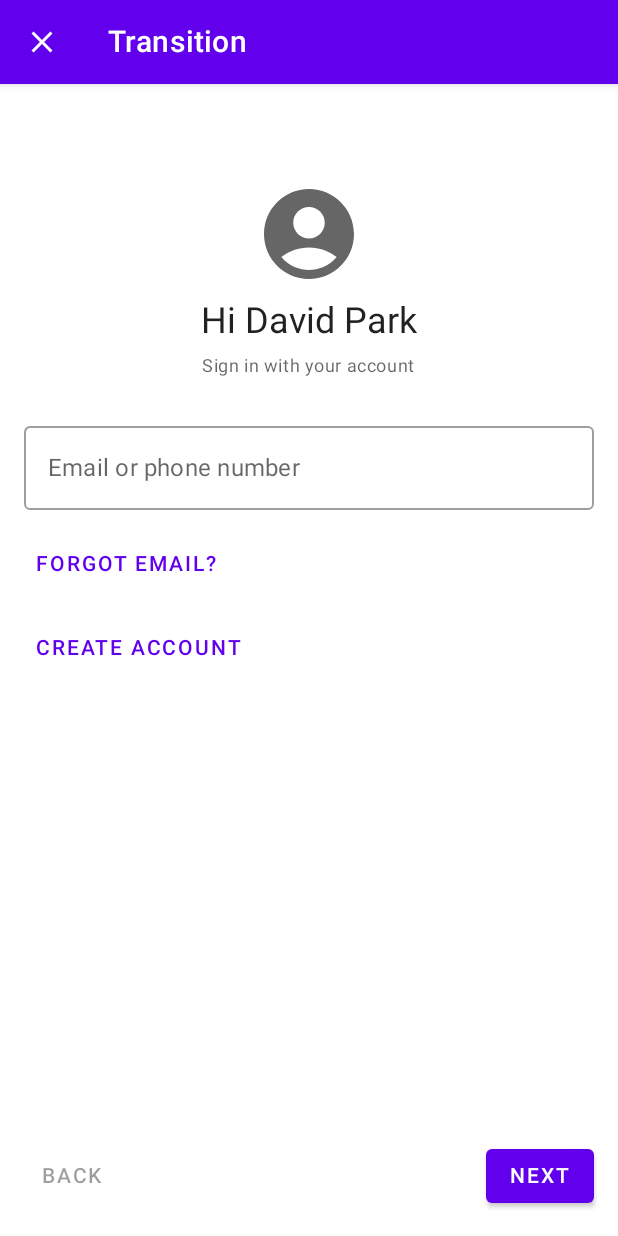
After one commit to fornewid/material-motion-compose, an Android app built with Jetpack Compose: the HoldScreen screen opened through its navigation route, on a phone screen of 412 x 824 dp. The commit adds this screen. Run offline under Robolectric (Android 15) with nearby library versions, the phone set to English and light mode, and no system bars; our stand-ins replace constraintlayout-compose.

Commit message:
Add hold sample

```diff
--- a/sample/src/main/java/soup/compose/material/motion/sample/ui/HomeScreen.kt
+++ b/sample/src/main/java/soup/compose/material/motion/sample/ui/HomeScreen.kt
@@ -134,6 +134,7 @@ private val HomeMenu.title: String
         HomeMenu.FadeThrough -> "Fade Through"
         HomeMenu.Fade -> "Fade"
         HomeMenu.Crossfade -> "Crossfade"
+        HomeMenu.Hold -> "Hold"
     }
 
 private val HomeMenu.description: String
@@ -146,6 +147,7 @@ private val HomeMenu.description: String
         HomeMenu.FadeThrough -> "FadeThroughScreen"
         HomeMenu.Fade -> "FadeScreen"
         HomeMenu.Crossfade -> "CrossfadeScreen"
+        HomeMenu.Hold -> "HoldScreen"
     }
 
 enum class HomeMenu {
@@ -155,7 +157,8 @@ enum class HomeMenu {
     SharedAxisZ,
     FadeThrough,
     Fade,
-    Crossfade
+    Crossfade,
+    Hold
 }
 
 @Preview(showBackground = true)
--- a/sample/src/main/java/soup/compose/material/motion/sample/ui/NavGraph.kt
+++ b/sample/src/main/java/soup/compose/material/motion/sample/ui/NavGraph.kt
@@ -27,6 +27,7 @@ import soup.compose.material.motion.sample.ui.MainDestinations.CROSSFADE_ROUTE
 import soup.compose.material.motion.sample.ui.MainDestinations.DEMO_ROUTE
 import soup.compose.material.motion.sample.ui.MainDestinations.FADE_ROUTE
 import soup.compose.material.motion.sample.ui.MainDestinations.FADE_THROUGH_ROUTE
+import soup.compose.material.motion.sample.ui.MainDestinations.HOLD_ROUTE
 import soup.compose.material.motion.sample.ui.MainDestinations.HOME_ROUTE
 import soup.compose.material.motion.sample.ui.MainDestinations.SHARED_AXIS_X_ROUTE
 import soup.compose.material.motion.sample.ui.MainDestinations.SHARED_AXIS_Y_ROUTE
@@ -35,6 +36,7 @@ import soup.compose.material.motion.sample.ui.crossfade.CrossfadeScreen
 import soup.compose.material.motion.sample.ui.demo.DemoScreen
 import soup.compose.material.motion.sample.ui.fade.FadeScreen
 import soup.compose.material.motion.sample.ui.fadethrough.FadeThroughScreen
+import soup.compose.material.motion.sample.ui.hold.HoldScreen
 import soup.compose.material.motion.sample.ui.sharedaxis.SharedAxisScreen
 
 private object MainDestinations {
@@ -46,6 +48,7 @@ private object MainDestinations {
     const val FADE_THROUGH_ROUTE = "fade_through"
     const val FADE_ROUTE = "fade"
     const val CROSSFADE_ROUTE = "crossfade"
+    const val HOLD_ROUTE = "hold"
 }
 
 @Composable
@@ -71,6 +74,7 @@ fun NavGraph(
                         HomeMenu.FadeThrough -> actions.goToFadeThrough()
                         HomeMenu.Fade -> actions.goToFade()
                         HomeMenu.Crossfade -> actions.goToCrossfade()
+                        HomeMenu.Hold -> actions.goToHold()
                     }
                 }
             )
@@ -95,6 +99,9 @@ fun NavGraph(
         }
         composable(CROSSFADE_ROUTE) {
             CrossfadeScreen(actions.upPress)
+        }
+        composable(HOLD_ROUTE) {
+            HoldScreen(actions.upPress)
         }
     }
 }
@@ -123,4 +130,7 @@ private class MainActions(navController: NavHostController) {
     val goToCrossfade: () -> Unit = {
         navController.navigate(CROSSFADE_ROUTE)
     }
+    val goToHold: () -> Unit = {
+        navController.navigate(HOLD_ROUTE)
+    }
 }
--- /dev/null
+++ b/sample/src/main/java/soup/compose/material/motion/sample/ui/hold/HoldContents.kt
@@ -0,0 +1,206 @@
+/*
+ * Copyright 2021 SOUP
+ *
+ * Licensed under the Apache License, Version 2.0 (the "License");
+ * you may not use this file except in compliance with the License.
+ * You may obtain a copy of the License at
+ *
+ *     https://www.apache.org/licenses/LICENSE-2.0
+ *
+ * Unless required by applicable law or agreed to in writing, software
+ * distributed under the License is distributed on an "AS IS" BASIS,
+ * WITHOUT WARRANTIES OR CONDITIONS OF ANY KIND, either express or implied.
+ * See the License for the specific language governing permissions and
+ * limitations under the License.
+ */
+package soup.compose.material.motion.sample.ui.hold
+
+import androidx.compose.foundation.layout.Box
+import androidx.compose.foundation.layout.Column
+import androidx.compose.foundation.layout.PaddingValues
+import androidx.compose.foundation.layout.Spacer
+import androidx.compose.foundation.layout.fillMaxSize
+import androidx.compose.foundation.layout.fillMaxWidth
+import androidx.compose.foundation.layout.padding
+import androidx.compose.foundation.layout.requiredHeight
+import androidx.compose.foundation.layout.requiredSize
+import androidx.compose.foundation.layout.size
+import androidx.compose.material.Button
+import androidx.compose.material.ContentAlpha
+import androidx.compose.material.Icon
+import androidx.compose.material.LocalAbsoluteElevation
+import androidx.compose.material.LocalContentColor
+import androidx.compose.material.LocalElevationOverlay
+import androidx.compose.material.MaterialTheme
+import androidx.compose.material.OutlinedTextField
+import androidx.compose.material.Scaffold
+import androidx.compose.material.Surface
+import androidx.compose.material.Switch
+import androidx.compose.material.SwitchDefaults
+import androidx.compose.material.Text
+import androidx.compose.material.TextButton
+import androidx.compose.material.icons.Icons
+import androidx.compose.material.icons.filled.AccountCircle
+import androidx.compose.runtime.Composable
+import androidx.compose.runtime.mutableStateOf
+import androidx.compose.runtime.remember
+import androidx.compose.ui.Alignment
+import androidx.compose.ui.Modifier
+import androidx.compose.ui.text.style.TextAlign
+import androidx.compose.ui.unit.dp
+import soup.compose.material.motion.sample.ui.widget.DefaultTopAppBar
+
+@Composable
+fun HoldScaffold(
+    upPress: () -> Unit,
+    forward: Boolean,
+    onForwardChanged: (Boolean) -> Unit,
+    content: @Composable (PaddingValues) -> Unit,
+) {
+    Scaffold(
+        topBar = { DefaultTopAppBar(upPress) },
+        bottomBar = {
+            Box(
+                modifier = Modifier
+                    .fillMaxWidth()
+                    .padding(all = 16.dp)
+            ) {
+                TextButton(
+                    onClick = { onForwardChanged(false) },
+                    modifier = Modifier.align(Alignment.BottomStart),
+                    enabled = forward
+                ) {
+                    Text(text = "Back".toUpperCase())
+                }
+                Button(
+                    onClick = { onForwardChanged(true) },
+                    modifier = Modifier.align(Alignment.BottomEnd),
+                    enabled = forward.not()
+                ) {
+                    Text(text = "Next".toUpperCase())
+                }
+            }
+        },
+        content = content
+    )
+}
+
+@Composable
+fun HoldContents(forward: Boolean) {
+    Surface(
+        modifier = Modifier
+            .fillMaxSize()
+            .padding(all = 16.dp)
+    ) {
+        if (forward) {
+            HoldForwardContents()
+        } else {
+            HoldBackwardContents()
+        }
+    }
+}
+
+@Composable
+private fun HoldBackwardContents() {
+    Column {
+        Spacer(modifier = Modifier.requiredHeight(48.dp))
+        Icon(
+            Icons.Default.AccountCircle,
+            contentDescription = null,
+            modifier = Modifier
+                .requiredSize(72.dp)
+                .align(Alignment.CenterHorizontally),
+            tint = LocalContentColor.current.copy(alpha = ContentAlpha.medium)
+        )
+        Spacer(modifier = Modifier.requiredHeight(8.dp))
+        Text(
+            "Hi David Park",
+            modifier = Modifier.align(Alignment.CenterHorizontally),
+            style = MaterialTheme.typography.h5
+        )
+        Spacer(modifier = Modifier.requiredHeight(8.dp))
+        Text(
+            "Sign in with your account",
+            modifier = Modifier.align(Alignment.CenterHorizontally),
+            color = LocalContentColor.current.copy(alpha = ContentAlpha.medium),
+            style = MaterialTheme.typography.caption
+        )
+        Spacer(modifier = Modifier.requiredHeight(24.dp))
+
+        val (emailOrPhoneNumber, onEmailOrPhoneNumberChanged) = remember { mutableStateOf("") }
+        OutlinedTextField(
+            value = emailOrPhoneNumber,
+            onValueChange = onEmailOrPhoneNumberChanged,
+            modifier = Modifier
+                .fillMaxWidth()
+                .align(Alignment.CenterHorizontally),
+            label = {
+                Text(text = "Email or phone number")
+            }
+        )
+        Spacer(modifier = Modifier.requiredHeight(12.dp))
+        TextButton(onClick = {}) {
+            Text(text = "Forgot email?".toUpperCase())
+        }
+        Spacer(modifier = Modifier.requiredHeight(8.dp))
+        TextButton(onClick = {}) {
+            Text(text = "Create account".toUpperCase())
+        }
+    }
+}
+
+@Composable
+private fun HoldForwardContents() {
+    Column {
+        Text(
+            "Streamline your courses",
+            modifier = Modifier.align(Alignment.CenterHorizontally),
+            style = MaterialTheme.typography.h6
+        )
+        Spacer(modifier = Modifier.requiredHeight(8.dp))
+        Text(
+            text = "Bundled categories appear as groups in your feed." +
+                " You can always change this later.",
+            textAlign = TextAlign.Center,
+            color = LocalContentColor.current.copy(alpha = ContentAlpha.medium),
+            style = MaterialTheme.typography.caption
+        )
+        Spacer(modifier = Modifier.requiredHeight(48.dp))
+        SwitchableItem(text = "Arts & Crafts")
+        Spacer(modifier = Modifier.requiredHeight(32.dp))
+        SwitchableItem(text = "Business")
+        Spacer(modifier = Modifier.requiredHeight(32.dp))
+        SwitchableItem(text = "Illustration")
+        Spacer(modifier = Modifier.requiredHeight(32.dp))
+        SwitchableItem(text = "Design")
+        Spacer(modifier = Modifier.requiredHeight(32.dp))
+        SwitchableItem(text = "Culinary")
+    }
+}
+
+@Composable
+private fun SwitchableItem(text: String) {
+    val (checked, onCheckedChange) = remember { mutableStateOf(false) }
+    Box(modifier = Modifier.fillMaxWidth()) {
+        Column(modifier = Modifier.align(Alignment.CenterStart)) {
+            Text(text = text)
+            Text(
+                text = if (checked) "Bundled" else "Shown individually",
+                color = LocalContentColor.current.copy(alpha = ContentAlpha.medium),
+                style = MaterialTheme.typography.caption
+            )
+        }
+        val color = MaterialTheme.colors.surface
+        val elevationOverlay = LocalElevationOverlay.current
+        val absoluteElevation = LocalAbsoluteElevation.current + 4.dp
+        val uncheckedThumbColor = elevationOverlay?.apply(color, absoluteElevation) ?: color
+        Switch(
+            checked = checked,
+            onCheckedChange = onCheckedChange,
+            modifier = Modifier
+                .size(48.dp)
+                .align(Alignment.CenterEnd),
+            colors = SwitchDefaults.colors(uncheckedThumbColor = uncheckedThumbColor)
+        )
+    }
+}
--- /dev/null
+++ b/sample/src/main/java/soup/compose/material/motion/sample/ui/hold/HoldScreen.kt
@@ -0,0 +1,71 @@
+/*
+ * Copyright 2021 SOUP
+ *
+ * Licensed under the Apache License, Version 2.0 (the "License");
+ * you may not use this file except in compliance with the License.
+ * You may obtain a copy of the License at
+ *
+ *     https://www.apache.org/licenses/LICENSE-2.0
+ *
+ * Unless required by applicable law or agreed to in writing, software
+ * distributed under the License is distributed on an "AS IS" BASIS,
+ * WITHOUT WARRANTIES OR CONDITIONS OF ANY KIND, either express or implied.
+ * See the License for the specific language governing permissions and
+ * limitations under the License.
+ */
+package soup.compose.material.motion.sample.ui.hold
+
+import androidx.compose.foundation.layout.padding
+import androidx.compose.runtime.Composable
+import androidx.compose.runtime.mutableStateOf
+import androidx.compose.runtime.remember
+import androidx.compose.ui.Modifier
+import androidx.compose.ui.tooling.preview.Preview
+import soup.compose.material.motion.MaterialMotion
+import soup.compose.material.motion.hold
+import soup.compose.material.motion.sample.ui.theme.SampleTheme
+import soup.compose.material.motion.sharedAxisZ
+
+@Composable
+fun HoldScreen(upPress: () -> Unit) {
+    val (forward, onForwardChanged) = remember { mutableStateOf(false) }
+    HoldScaffold(
+        upPress = upPress,
+        forward = forward,
+        onForwardChanged = onForwardChanged,
+    ) { innerPadding ->
+        MaterialMotion(
+            targetState = forward,
+            enterMotionSpec = if (forward) sharedAxisZ(forward) else hold(),
+            exitMotionSpec = if (forward) hold() else sharedAxisZ(forward),
+            pop = forward.not(),
+            modifier = Modifier.padding(innerPadding)
+        ) { forward ->
+            HoldContents(forward)
+        }
+    }
+}
+
+@Preview(showBackground = true)
+@Composable
+private fun AxisXPreview() {
+    SampleTheme {
+        HoldScreen {}
+    }
+}
+
+@Preview(showBackground = true)
+@Composable
+private fun AxisYPreview() {
+    SampleTheme {
+        HoldScreen {}
+    }
+}
+
+@Preview(showBackground = true)
+@Composable
+private fun AxisZPreview() {
+    SampleTheme {
+        HoldScreen {}
+    }
+}
```
